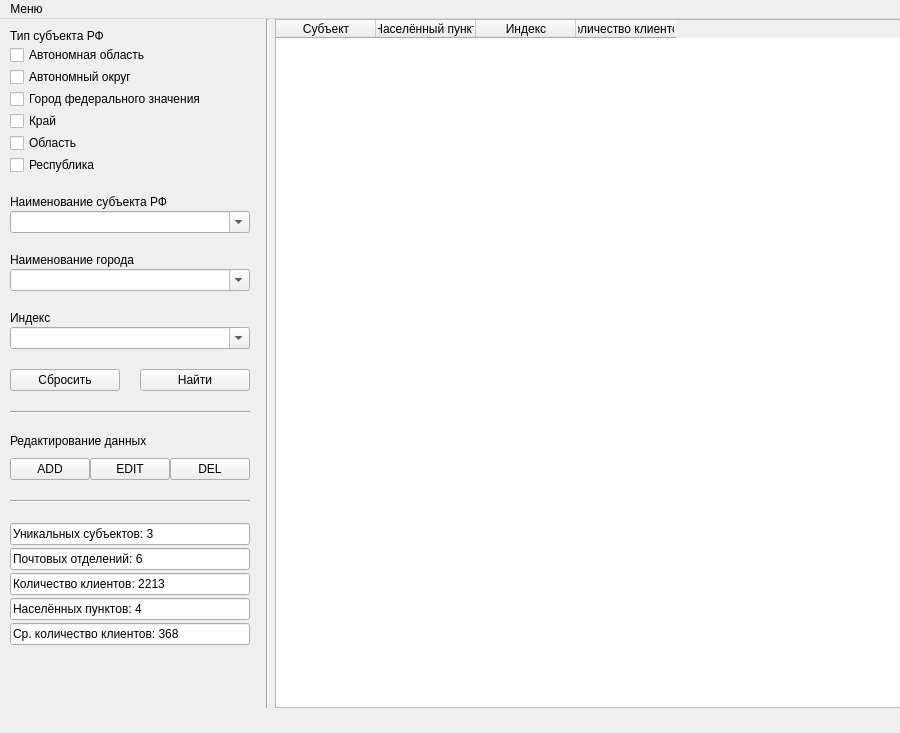
OlejnikDenis/py-mailposts, file .source/main.ui: the form before one commit.
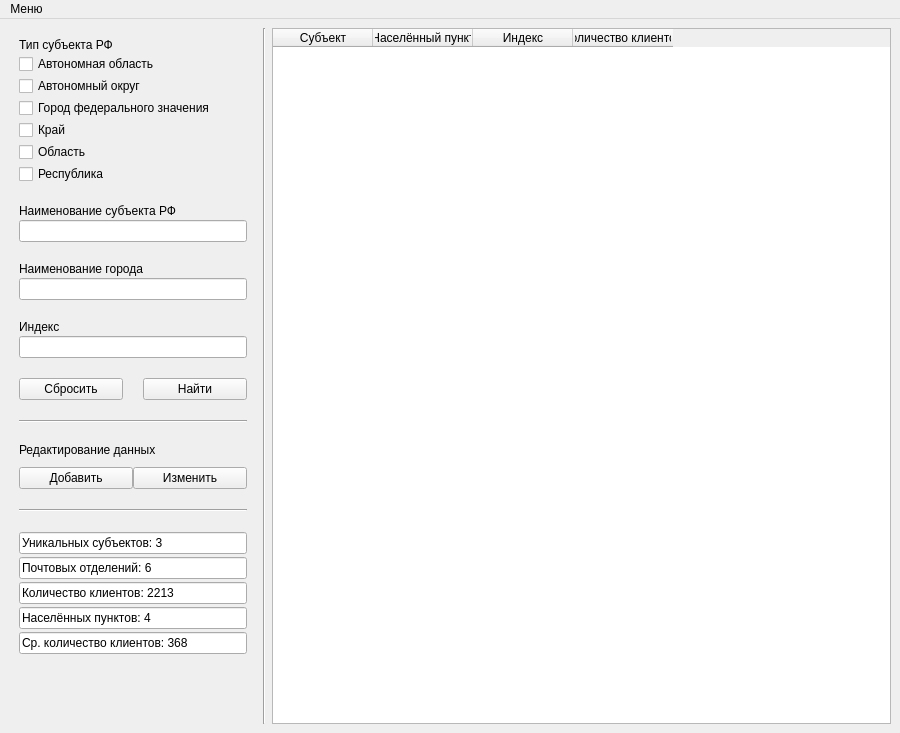
The form after the commit.

Commit message: Stats section functionality added

Diff of the .ui file:
```diff
--- a/.source/main.ui
+++ b/.source/main.ui
@@ -26,15 +26,8 @@
    <enum>QTabWidget::Rounded</enum>
   </property>
   <widget class="QWidget" name="centralwidget">
-   <widget class="QWidget" name="horizontalLayoutWidget">
-    <property name="geometry">
-     <rect>
-      <x>0</x>
-      <y>0</y>
-      <width>901</width>
-      <height>689</height>
-     </rect>
-    </property>
+   <layout class="QVBoxLayout" name="verticalLayout">
+    <item>
     <layout class="QHBoxLayout" name="horizontalLayout" stretch="2,0,5">
      <property name="sizeConstraint">
       <enum>QLayout::SetMaximumSize</enum>
@@ -128,29 +121,7 @@
           </widget>
          </item>
          <item>
-          <widget class="QComboBox" name="comboBox_SubjectName">
-           <property name="toolTip">
-            <string/>
-           </property>
-           <property name="toolTipDuration">
-            <number>-1</number>
-           </property>
-           <property name="statusTip">
-            <string/>
-           </property>
-           <property name="whatsThis">
-            <string/>
-           </property>
-           <property name="editable">
-            <bool>true</bool>
-           </property>
-           <property name="currentText">
-            <string/>
-           </property>
-           <property name="insertPolicy">
-            <enum>QComboBox::InsertAlphabetically</enum>
-           </property>
-          </widget>
+           <widget class="QLineEdit" name="comboBox_SubjectName"/>
          </item>
         </layout>
        </item>
@@ -170,29 +141,7 @@
           </widget>
          </item>
          <item>
-          <widget class="QComboBox" name="comboBox_CityName">
-           <property name="toolTip">
-            <string/>
-           </property>
-           <property name="toolTipDuration">
-            <number>-1</number>
-           </property>
-           <property name="statusTip">
-            <string/>
-           </property>
-           <property name="whatsThis">
-            <string/>
-           </property>
-           <property name="editable">
-            <bool>true</bool>
-           </property>
-           <property name="currentText">
-            <string/>
-           </property>
-           <property name="insertPolicy">
-            <enum>QComboBox::InsertAlphabetically</enum>
-           </property>
-          </widget>
+           <widget class="QLineEdit" name="comboBox_CityName"/>
          </item>
         </layout>
        </item>
@@ -212,29 +161,7 @@
           </widget>
          </item>
          <item>
-          <widget class="QComboBox" name="comboBox_Index">
-           <property name="toolTip">
-            <string/>
-           </property>
-           <property name="toolTipDuration">
-            <number>-1</number>
-           </property>
-           <property name="statusTip">
-            <string/>
-           </property>
-           <property name="whatsThis">
-            <string/>
-           </property>
-           <property name="editable">
-            <bool>true</bool>
-           </property>
-           <property name="currentText">
-            <string/>
-           </property>
-           <property name="insertPolicy">
-            <enum>QComboBox::InsertAlphabetically</enum>
-           </property>
-          </widget>
+           <widget class="QLineEdit" name="comboBox_Index"/>
          </item>
         </layout>
        </item>
@@ -293,21 +220,14 @@
            <item>
             <widget class="QPushButton" name="pushButton_RowAdd">
              <property name="text">
-              <string>ADD</string>
+               <string>Добавить</string>
              </property>
             </widget>
            </item>
            <item>
             <widget class="QPushButton" name="pushButton_RowEdit">
              <property name="text">
-              <string>EDIT</string>
-             </property>
-            </widget>
-           </item>
-           <item>
-            <widget class="QPushButton" name="pushButton_RowDel">
-             <property name="text">
-              <string>DEL</string>
+               <string>Изменить</string>
              </property>
             </widget>
            </item>
@@ -490,7 +410,8 @@
       </layout>
      </item>
     </layout>
-   </widget>
+    </item>
+   </layout>
   </widget>
   <widget class="QMenuBar" name="menubar">
    <property name="geometry">
```
Lines whose indentation alone changed are shown as unchanged. The commit also changes 2 other files.
